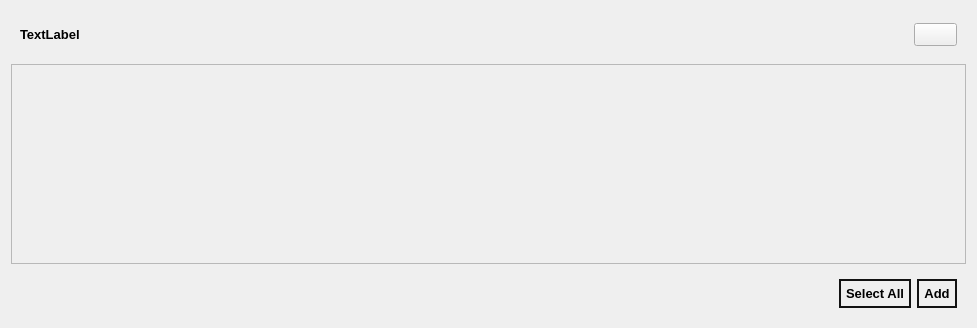
Before: the Qt Designer form ui_files/PDFArea.ui in StevenSong-sTs/PDF-Tailor, drawn with Qt 5.
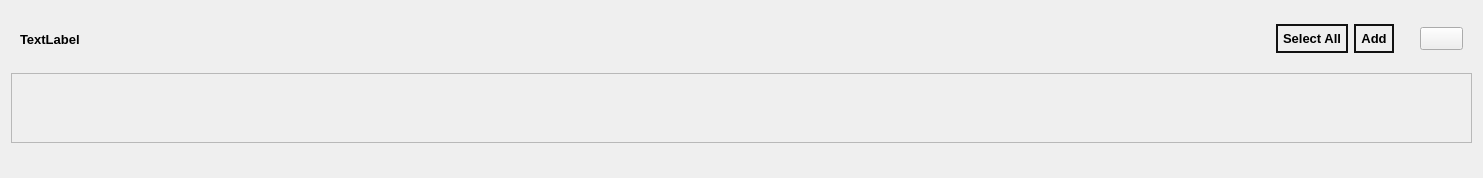
After: the same form once the commit is applied. Icons and pictures are not drawn.

What changed in the file:
```diff
--- a/ui_files/PDFArea.ui
+++ b/ui_files/PDFArea.ui
@@ -6,8 +6,8 @@
    <rect>
     <x>0</x>
     <y>0</y>
-    <width>977</width>
-    <height>328</height>
+    <width>1483</width>
+    <height>178</height>
    </rect>
   </property>
   <property name="sizePolicy">
@@ -58,6 +58,72 @@
         </property>
        </spacer>
       </item>
+      <item>
+       <widget class="QPushButton" name="selectButton">
+        <property name="font">
+         <font>
+          <pointsize>10</pointsize>
+          <bold>true</bold>
+         </font>
+        </property>
+        <property name="styleSheet">
+         <string notr="true">QPushButton {
+    border: 2px solid rgb(18, 18, 18);
+    border-radius: 15px;
+    padding: 5px;
+}
+QPushButton:hover {
+	background-color: rgb(161, 161, 161);
+}</string>
+        </property>
+        <property name="text">
+         <string>Select All</string>
+        </property>
+       </widget>
+      </item>
+      <item>
+       <widget class="QPushButton" name="addButton">
+        <property name="font">
+         <font>
+          <pointsize>10</pointsize>
+          <bold>true</bold>
+         </font>
+        </property>
+        <property name="styleSheet">
+         <string notr="true">QPushButton {
+    border: 2px solid rgb(18, 18, 18);
+    border-radius: 15px;
+    padding: 5px;
+}
+QPushButton:hover {
+	background-color: rgb(161, 161, 161);
+}</string>
+        </property>
+        <property name="text">
+         <string>Add</string>
+        </property>
+        <property name="icon">
+         <iconset resource="../assets/resource.qrc">
+          <normaloff>:/add.png</normaloff>:/add.png</iconset>
+        </property>
+       </widget>
+      </item>
+      <item>
+       <spacer name="horizontalSpacer_2">
+        <property name="orientation">
+         <enum>Qt::Orientation::Horizontal</enum>
+        </property>
+        <property name="sizeType">
+         <enum>QSizePolicy::Policy::Fixed</enum>
+        </property>
+        <property name="sizeHint" stdset="0">
+         <size>
+          <width>20</width>
+          <height>20</height>
+         </size>
+        </property>
+       </spacer>
+      </item>
       <item>
        <widget class="QPushButton" name="closeButton">
         <property name="font">
@@ -68,7 +134,9 @@
          </font>
         </property>
         <property name="styleSheet">
-         <string notr="true"/>
+         <string notr="true">QPushButton:hover {
+	background-color: rgb(161, 161, 161);
+}</string>
         </property>
         <property name="text">
          <string/>
@@ -92,7 +160,7 @@
      <property name="minimumSize">
       <size>
        <width>0</width>
-       <height>200</height>
+       <height>0</height>
       </size>
      </property>
      <property name="widgetResizable">
@@ -103,8 +171,8 @@
        <rect>
         <x>0</x>
         <y>0</y>
-        <width>957</width>
-        <height>198</height>
+        <width>1463</width>
+        <height>54</height>
        </rect>
       </property>
      </widget>
@@ -112,52 +180,7 @@
    </item>
    <item alignment="Qt::AlignmentFlag::AlignRight">
     <widget class="QWidget" name="widget_2" native="true">
-     <layout class="QHBoxLayout" name="horizontalLayout_2">
-      <item>
-       <widget class="QPushButton" name="selectButton">
-        <property name="font">
-         <font>
-          <pointsize>10</pointsize>
-          <bold>true</bold>
-         </font>
-        </property>
-        <property name="styleSheet">
-         <string notr="true">QPushButton {
-    border: 2px solid rgb(18, 18, 18);
-    border-radius: 15px;
-    padding: 5px;
-}</string>
-        </property>
-        <property name="text">
-         <string>Select All</string>
-        </property>
-       </widget>
-      </item>
-      <item>
-       <widget class="QPushButton" name="addButton">
-        <property name="font">
-         <font>
-          <pointsize>10</pointsize>
-          <bold>true</bold>
-         </font>
-        </property>
-        <property name="styleSheet">
-         <string notr="true">QPushButton {
-    border: 2px solid rgb(18, 18, 18);
-    border-radius: 15px;
-    padding: 5px;
-}</string>
-        </property>
-        <property name="text">
-         <string>Add</string>
-        </property>
-        <property name="icon">
-         <iconset resource="../assets/resource.qrc">
-          <normaloff>:/add.png</normaloff>:/add.png</iconset>
-        </property>
-       </widget>
-      </item>
-     </layout>
+     <layout class="QHBoxLayout" name="horizontalLayout_2"/>
     </widget>
    </item>
   </layout>
```
Left out of the diff: 3 changed lines with no effect on the pictures.
